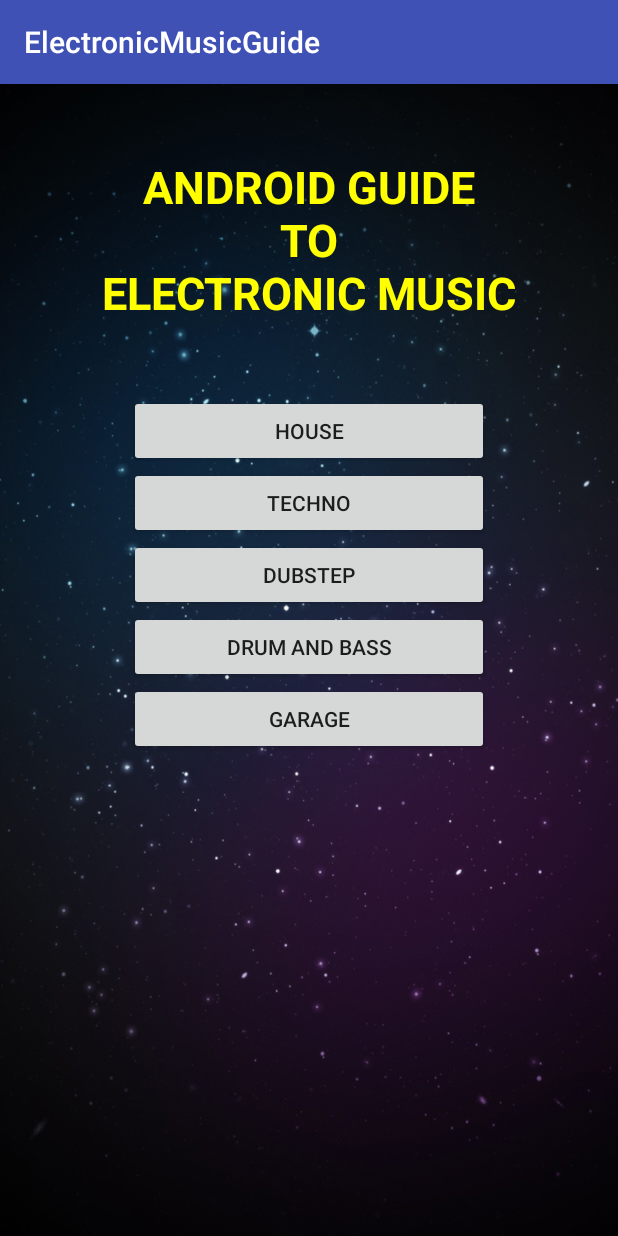
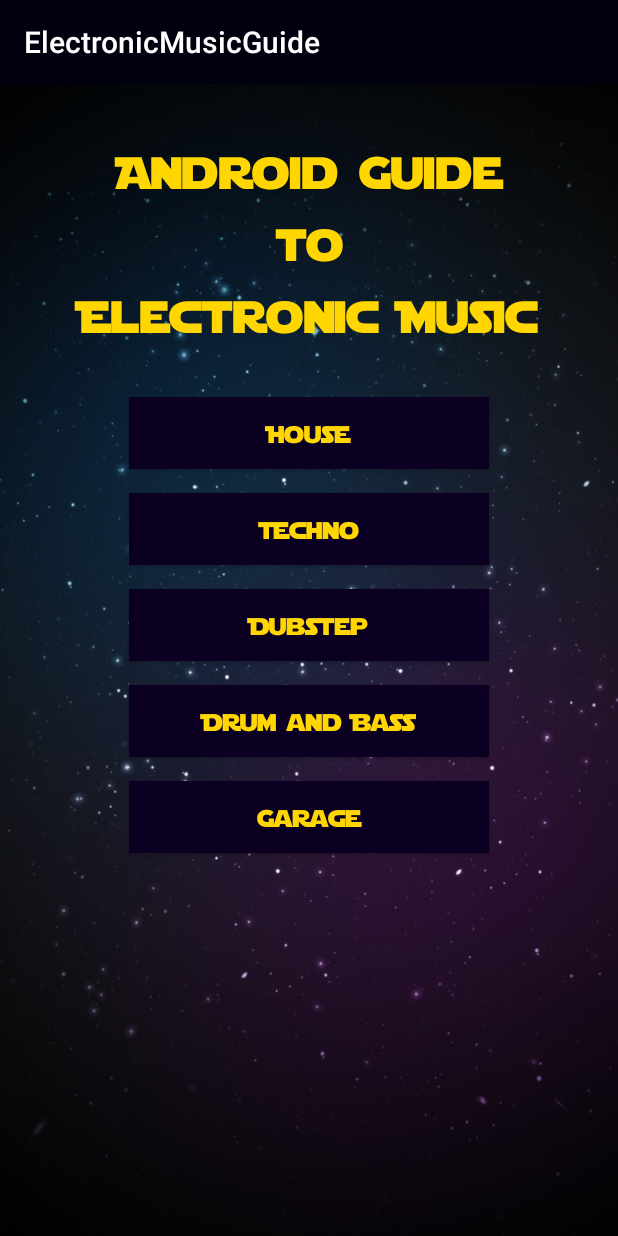
Before and after one commit to rjuzaszek/ElectronicMusicGuide, an Android app: the screen it shows after launch (MainActivity), on a phone screen of 412 x 824 dp. Run offline under Robolectric (Android 15) with nearby library versions, the phone set to English and light mode, and no system bars.

Commit message:
Dodanie uniwersalnego widoku gatunku: 	-wstepny layout bez playera 	-brak zdjec gatunkowych

```diff
--- a/app/src/main/AndroidManifest.xml
+++ b/app/src/main/AndroidManifest.xml
@@ -15,6 +15,12 @@
                 <category android:name="android.intent.category.LAUNCHER" />
             </intent-filter>
         </activity>
+        <activity android:name=".GenereActivity"
+            android:parentActivityName="com.robert.electronicmusicguide.MainActivity" >
+            <meta-data
+                android:name="android.support.PARENT_ACTIVITY"
+                android:value="com.robert.electronicmusicguide.MainActivity" />
+        </activity>
     </application>
 
 </manifest>
--- a/app/src/main/java/com/robert/electronicmusicguide/MainActivity.java
+++ b/app/src/main/java/com/robert/electronicmusicguide/MainActivity.java
@@ -1,13 +1,40 @@
 package com.robert.electronicmusicguide;
 
+import android.content.Intent;
+import android.graphics.Typeface;
 import android.support.v7.app.AppCompatActivity;
 import android.os.Bundle;
+import android.view.View;
+import android.widget.Button;
+import android.widget.TextView;
 
 public class MainActivity extends AppCompatActivity {
+    public final static String EXTRA_MESSAGE = "com.robert.electronicmusicguide.MESSAGE";
 
     @Override
     protected void onCreate(Bundle savedInstanceState) {
         super.onCreate(savedInstanceState);
         setContentView(R.layout.activity_main);
+
+        TextView title = (TextView) findViewById(R.id.title_text);
+        Typeface font = Typeface.createFromAsset(getAssets(), "Star_Jedi_Rounded.ttf");
+        title.setTypeface(font);
+
+        ((Button)findViewById(R.id.house_button)).setTypeface(font);
+        Button b2 = (Button) findViewById(R.id.dnb_button);
+        b2.setTypeface(font);
+        Button b3 = (Button) findViewById(R.id.dubstep_button);
+        b3.setTypeface(font);
+        Button b4 = (Button) findViewById(R.id.garage_button);
+        b4.setTypeface(font);
+        Button b5 = (Button) findViewById(R.id.techno_button);
+        b5.setTypeface(font);
+    }
+
+    public void showHouseActivity(View view) {
+        Intent intent = new Intent(this, GenereActivity.class);
+        String genere = ((Button)view).getText().toString();
+        intent.putExtra(EXTRA_MESSAGE, genere);
+        startActivity(intent);
     }
 }
--- /dev/null
+++ b/app/src/main/res/drawable/buttonshape.xml
@@ -0,0 +1,12 @@
+<?xml version="1.0" encoding="utf-8"?>
+<shape xmlns:android="http://schemas.android.com/apk/res/android" android:shape="rectangle" >
+    <corners
+        android:topLeftRadius="0dp"
+        android:topRightRadius="0dp"
+        android:bottomLeftRadius="0dp"
+        android:bottomRightRadius="0dp"
+        />
+    <solid
+        android:color="#0B0022"
+        />
+</shape>
--- a/app/src/main/res/layout/activity_main.xml
+++ b/app/src/main/res/layout/activity_main.xml
@@ -2,6 +2,10 @@
 <ScrollView
     xmlns:android="http://schemas.android.com/apk/res/android"
     xmlns:tools="http://schemas.android.com/tools"
+    android:paddingBottom="@dimen/activity_vertical_margin"
+    android:paddingLeft="@dimen/activity_horizontal_margin"
+    android:paddingRight="@dimen/activity_horizontal_margin"
+    android:paddingTop="@dimen/activity_vertical_margin"
     android:layout_width="match_parent"
     android:layout_height="match_parent"
     tools:context="com.robert.electronicmusicguide.MainActivity"
@@ -12,18 +16,17 @@
         android:orientation="vertical">
 
         <TextView
+            android:id="@+id/title_text"
             android:layout_width="match_parent"
             android:layout_height="wrap_content"
             android:gravity="center_horizontal"
             android:textSize="30sp"
             android:textColor="@color/yellow"
             android:layout_weight="4"
-            android:layout_marginTop="48dp"
-            android:layout_marginBottom="48dp"
-            android:textStyle="bold"
-
+            android:layout_marginTop="16dp"
+            android:layout_marginBottom="32dp"
             android:text="@string/title_text"
-            android:textAllCaps="true"/>
+            />
 
         <LinearLayout
             android:layout_weight="6"
@@ -33,7 +36,8 @@
                 <Button
                     android:id="@+id/house_button"
                     style="@style/genereButtonStyle"
-                    android:text="@string/house"/>
+                    android:text="@string/house"
+                    />
                 <Button
                     android:id="@+id/techno_button"
                     style="@style/genereButtonStyle"
--- a/app/src/main/res/values/colors.xml
+++ b/app/src/main/res/values/colors.xml
@@ -1,7 +1,7 @@
 <?xml version="1.0" encoding="utf-8"?>
 <resources>
-    <color name="colorPrimary">#3F51B5</color>
-    <color name="colorPrimaryDark">#303F9F</color>
+    <color name="colorPrimary">#00000F</color>
+    <color name="colorPrimaryDark">#000009</color>
     <color name="colorAccent">#FF4081</color>
-    <color name="yellow">#FFFF00</color>
+    <color name="yellow">#FFD600</color>
 </resources>
--- a/app/src/main/res/values/styles.xml
+++ b/app/src/main/res/values/styles.xml
@@ -7,11 +7,28 @@
         <item name="colorPrimaryDark">@color/colorPrimaryDark</item>
         <item name="colorAccent">@color/colorAccent</item>
     </style>
+    <style name="titleStyle">
+    </style>
     <style name="genereButtonStyle">
         <item name="android:layout_width">240dp</item>
         <item name="android:layout_height">wrap_content</item>
         <item name="android:layout_weight">0</item>
         <item name="android:layout_gravity">center</item>
+        <item name="android:layout_marginBottom">16dp</item>
+        <item name="android:textSize">16sp</item>
+        <item name="android:textStyle">bold</item>
+        <item name="android:textColor">@color/yellow</item>
+        <item name="android:background">@drawable/buttonshape</item>
+        <item name="android:textAllCaps">false</item>
+        <item name="android:onClick">showHouseActivity</item>
+    </style>
+
+    <style name="sectionDesctiptionStyle">
+        <item name="android:layout_width">wrap_content</item>
+        <item name="android:layout_height">wrap_content</item>
+        <item name="android:layout_alignParentLeft">true</item>
+        <item name="android:textColor">@color/yellow</item>
+        <item name="android:textSize">20sp</item>
     </style>
 
 </resources>
```
Also changed, not shown: app/src/main/java/com/robert/electronicmusicguide/GenereActivity.java (added, +90 -0 lines), app/src/main/res/layout/activity_genere.xml (added, +56 -0 lines), app/src/main/assets/Star_Jedi_Rounded.ttf (added), app/src/main/res/drawable/background.jpg (deleted).
